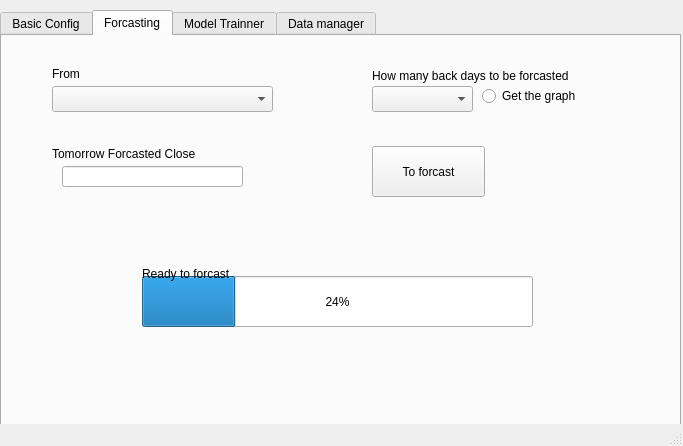
First picture: the form in QT_Files/GUI_FFT_LSTM_Stock.ui, repository eduardo-trejo-es/LSTM_GUI_DB, before the edit.
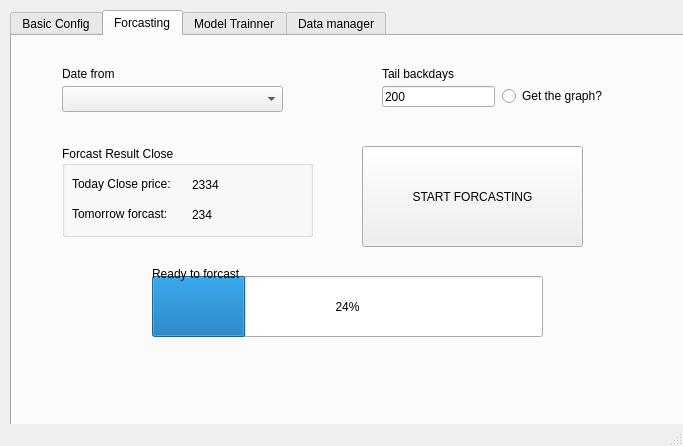
Second picture: the form after the edit. The open tabs and pages were chosen to show the change.

Commit message: GUI pyqt5 file created

```diff
--- a/QT_Files/GUI_FFT_LSTM_Stock.ui
+++ b/QT_Files/GUI_FFT_LSTM_Stock.ui
@@ -17,7 +17,7 @@
    <widget class="QTabWidget" name="tabWidget">
     <property name="geometry">
      <rect>
-      <x>0</x>
+      <x>10</x>
       <y>10</y>
       <width>681</width>
       <height>421</height>
@@ -68,26 +68,6 @@
        <string>TextLabel</string>
       </property>
      </widget>
-     <widget class="QLineEdit" name="lineEdit">
-      <property name="geometry">
-       <rect>
-        <x>30</x>
-        <y>70</y>
-        <width>471</width>
-        <height>21</height>
-       </rect>
-      </property>
-     </widget>
-     <widget class="QLineEdit" name="lineEdit_2">
-      <property name="geometry">
-       <rect>
-        <x>30</x>
-        <y>150</y>
-        <width>471</width>
-        <height>21</height>
-       </rect>
-      </property>
-     </widget>
      <widget class="QPushButton" name="pushButton">
       <property name="geometry">
        <rect>
@@ -112,7 +92,7 @@
         <x>140</x>
         <y>240</y>
         <width>391</width>
-        <height>51</height>
+        <height>61</height>
        </rect>
       </property>
       <property name="value">
@@ -139,79 +119,33 @@
        </rect>
       </property>
       <property name="text">
-       <string>From</string>
+       <string>Date from</string>
       </property>
      </widget>
      <widget class="QPushButton" name="pushButton_2">
       <property name="geometry">
        <rect>
-        <x>370</x>
+        <x>350</x>
         <y>110</y>
-        <width>113</width>
-        <height>51</height>
+        <width>221</width>
+        <height>101</height>
        </rect>
       </property>
       <property name="text">
-       <string>To forcast</string>
+       <string>START FORCASTING</string>
       </property>
      </widget>
      <widget class="QRadioButton" name="radioButton">
       <property name="geometry">
        <rect>
-        <x>480</x>
+        <x>490</x>
         <y>50</y>
         <width>111</width>
         <height>20</height>
        </rect>
       </property>
       <property name="text">
-       <string>Get the graph</string>
-      </property>
-     </widget>
-     <widget class="QLineEdit" name="lineEdit_3">
-      <property name="geometry">
-       <rect>
-        <x>60</x>
-        <y>130</y>
-        <width>181</width>
-        <height>21</height>
-       </rect>
-      </property>
-     </widget>
-     <widget class="QLabel" name="label_4">
-      <property name="geometry">
-       <rect>
-        <x>50</x>
-        <y>110</y>
-        <width>171</width>
-        <height>16</height>
-       </rect>
-      </property>
-      <property name="text">
-       <string>Tomorrow Forcasted Close</string>
-      </property>
-     </widget>
-     <widget class="QComboBox" name="comboBox_2">
-      <property name="geometry">
-       <rect>
-        <x>370</x>
-        <y>50</y>
-        <width>101</width>
-        <height>26</height>
-       </rect>
-      </property>
-     </widget>
-     <widget class="QLabel" name="label_5">
-      <property name="geometry">
-       <rect>
-        <x>370</x>
-        <y>30</y>
-        <width>231</width>
-        <height>20</height>
-       </rect>
-      </property>
-      <property name="text">
-       <string>How many back days to be forcasted</string>
+       <string>Get the graph?</string>
       </property>
      </widget>
      <widget class="QLabel" name="label_6">
@@ -227,6 +161,97 @@
        <string>Ready to forcast</string>
       </property>
      </widget>
+     <widget class="QGroupBox" name="groupBox">
+      <property name="geometry">
+       <rect>
+        <x>50</x>
+        <y>110</y>
+        <width>251</width>
+        <height>91</height>
+       </rect>
+      </property>
+      <property name="title">
+       <string>Forcast Result Close</string>
+      </property>
+      <widget class="QLabel" name="label_13">
+       <property name="geometry">
+        <rect>
+         <x>10</x>
+         <y>30</y>
+         <width>121</width>
+         <height>16</height>
+        </rect>
+       </property>
+       <property name="text">
+        <string>Today Close price:</string>
+       </property>
+      </widget>
+      <widget class="QLabel" name="label_5">
+       <property name="geometry">
+        <rect>
+         <x>10</x>
+         <y>60</y>
+         <width>121</width>
+         <height>16</height>
+        </rect>
+       </property>
+       <property name="text">
+        <string>Tomorrow forcast:</string>
+       </property>
+      </widget>
+      <widget class="QLabel" name="label_14">
+       <property name="geometry">
+        <rect>
+         <x>130</x>
+         <y>31</y>
+         <width>121</width>
+         <height>16</height>
+        </rect>
+       </property>
+       <property name="text">
+        <string>2334</string>
+       </property>
+      </widget>
+      <widget class="QLabel" name="label_15">
+       <property name="geometry">
+        <rect>
+         <x>130</x>
+         <y>61</y>
+         <width>101</width>
+         <height>16</height>
+        </rect>
+       </property>
+       <property name="text">
+        <string>234</string>
+       </property>
+      </widget>
+     </widget>
+     <widget class="QLineEdit" name="lineEdit">
+      <property name="geometry">
+       <rect>
+        <x>370</x>
+        <y>50</y>
+        <width>113</width>
+        <height>21</height>
+       </rect>
+      </property>
+      <property name="text">
+       <string>200</string>
+      </property>
+     </widget>
+     <widget class="QLabel" name="label_4">
+      <property name="geometry">
+       <rect>
+        <x>370</x>
+        <y>30</y>
+        <width>121</width>
+        <height>16</height>
+       </rect>
+      </property>
+      <property name="text">
+       <string>Tail backdays</string>
+      </property>
+     </widget>
     </widget>
     <widget class="QWidget" name="Model_Trainner_Tab">
      <attribute name="title">
@@ -337,6 +362,16 @@
        <string>% Data to test</string>
       </property>
      </widget>
+     <widget class="QComboBox" name="comboBox_2">
+      <property name="geometry">
+       <rect>
+        <x>110</x>
+        <y>80</y>
+        <width>311</width>
+        <height>26</height>
+       </rect>
+      </property>
+     </widget>
     </widget>
     <widget class="QWidget" name="Data_Manager_tab">
      <attribute name="title">
```
Left out of the diff: 85 changed lines with no effect on the pictures. The commit also changes 3 other files.
